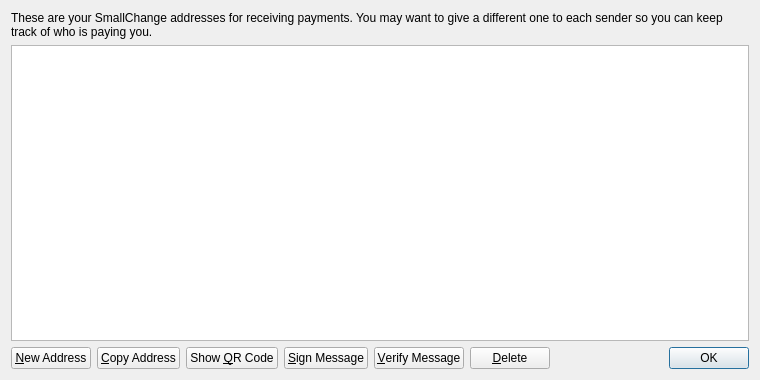
The window that src/qt/forms/addressbookpage.ui (funcoin/funcoin) describes before a commit, drawn with Qt 5.
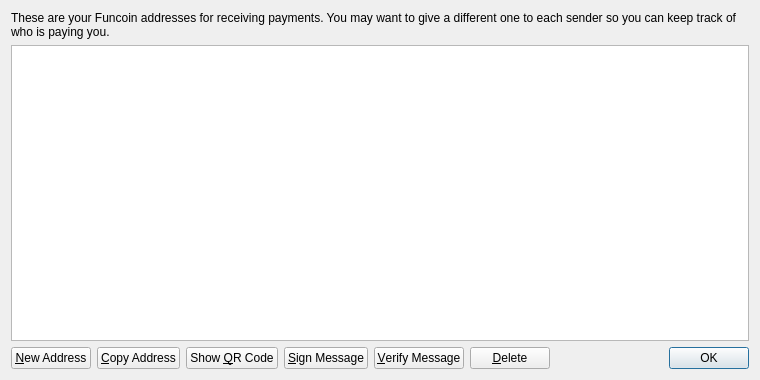
The same window after the commit. Icons and pictures are not drawn.

```diff
--- a/src/qt/forms/addressbookpage.ui
+++ b/src/qt/forms/addressbookpage.ui
@@ -17,7 +17,7 @@
    <item>
     <widget class="QLabel" name="labelExplanation">
      <property name="text">
-      <string>These are your SmallChange addresses for receiving payments. You may want to give a different one to each sender so you can keep track of who is paying you.</string>
+      <string>These are your Funcoin addresses for receiving payments. You may want to give a different one to each sender so you can keep track of who is paying you.</string>
      </property>
      <property name="textFormat">
       <enum>Qt::PlainText</enum>
```
